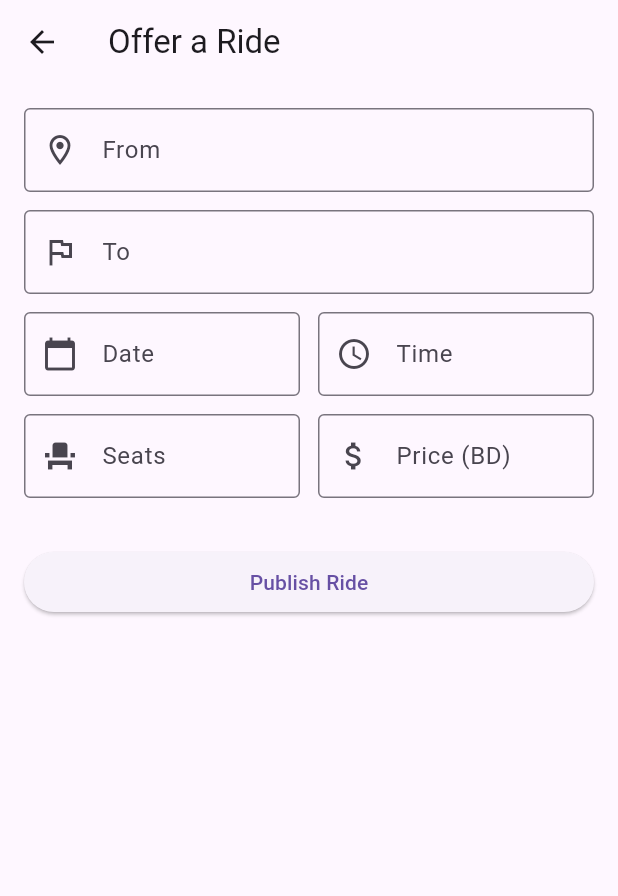
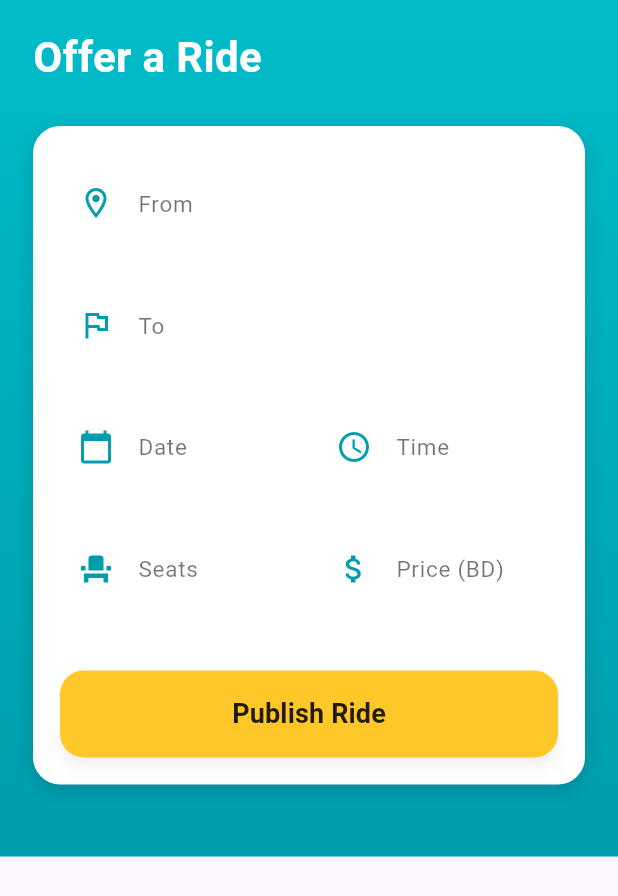
Before and after one commit to naim-eng/CMPE460-UniRide, a Flutter app: the HomeScreen screen opened by its route, after a tap on "Offer a Ride", on a phone screen of 412 x 824 dp. Shown: the top 896 px of the screen. Run offline on Flutter 3.47's test engine with Material 3 defaults, Android fonts, the phone set to English and light mode, and no system bars; our stand-ins replace cloud_firestore, firebase_auth, firebase_core, google_maps_flutter; accounts and stored records are empty.

Commit message:
Updated UniRide UI: redesigned Home screen and Offer Ride screen to match new gradient theme and card-based aesthetic

```diff
--- a/lib/screens/home_screen.dart
+++ b/lib/screens/home_screen.dart
@@ -20,38 +20,58 @@ class _HomeScreenState extends State<HomeScreen> {
     _mapController = controller;
   }
 
+  // SAME UNI RIDE COLORS USED IN FIND RIDE SCREEN
+  static const Color kUniRideTeal1 = Color(0xFF00BCC9);
+  static const Color kUniRideTeal2 = Color(0xFF009DAE);
+  static const Color kUniRideYellow = Color(0xFFFFC727);
+
   @override
   Widget build(BuildContext context) {
     return Scaffold(
-      backgroundColor: Colors.white,
-
-      appBar: AppBar(
-        title: const Text(
+      body: Container(
+        decoration: const BoxDecoration(
+          gradient: LinearGradient(
+            colors: [kUniRideTeal1, kUniRideTeal2],
+            begin: Alignment.topCenter,
+            end: Alignment.bottomCenter,
+          ),
+        ),
+        child: SafeArea(
+          child: SingleChildScrollView(
+            padding: const EdgeInsets.symmetric(horizontal: 20, vertical: 16),
+            child: Column(
+              crossAxisAlignment: CrossAxisAlignment.start,
+              children: [
+                // ---------------- HEADER TITLE ----------------
+                const Text(
                   "UniRide",
                   style: TextStyle(
                     color: Colors.white,
-            fontSize: 22,
+                    fontSize: 28,
                     fontWeight: FontWeight.bold,
                   ),
                 ),
-        centerTitle: true,
-        backgroundColor: Colors.teal,
+
+                const SizedBox(height: 24),
+
+                // ---------------- MAP CARD ----------------
+                Container(
+                  decoration: BoxDecoration(
+                    color: Colors.white,
+                    borderRadius: BorderRadius.circular(18),
+                    boxShadow: [
+                      BoxShadow(
+                        color: Colors.black.withOpacity(0.15),
+                        blurRadius: 10,
+                        offset: const Offset(0, 4),
                       ),
-
-      body: SingleChildScrollView(
-        child: Padding(
-          padding: const EdgeInsets.all(20),
-          child: Column(
-            crossAxisAlignment: CrossAxisAlignment.center,
-            children: [
-              const SizedBox(height: 10),
-
-              // Google Map
-              SizedBox(
-                height: 300,
+                    ],
+                  ),
+                  child: ClipRRect(
+                    borderRadius: BorderRadius.circular(18),
+                    child: SizedBox(
+                      height: 270,
                       width: double.infinity,
-                child: ClipRRect(
-                  borderRadius: BorderRadius.circular(12),
                       child: GoogleMap(
                         onMapCreated: _onMapCreated,
                         initialCameraPosition: CameraPosition(
@@ -63,20 +83,39 @@ class _HomeScreenState extends State<HomeScreen> {
                       ),
                     ),
                   ),
+                ),
 
-              const SizedBox(height: 30),
+                const SizedBox(height: 24),
 
-              const Text(
+                // ---------------- TITLE TEXT ----------------
+                const Padding(
+                  padding: EdgeInsets.only(left: 4),
+                  child: Text(
                     "Where do you want to go?",
                     style: TextStyle(
-                  fontSize: 20,
-                  fontWeight: FontWeight.w600,
+                      color: Colors.white,
+                      fontSize: 22,
+                      fontWeight: FontWeight.w700,
+                    ),
                   ),
                 ),
 
-              const SizedBox(height: 20),
+                const SizedBox(height: 6),
 
-              // Offer a Ride button
+                Padding(
+                  padding: const EdgeInsets.only(left: 4),
+                  child: Text(
+                    "Choose an option to get started",
+                    style: TextStyle(
+                      color: Colors.white.withOpacity(0.9),
+                      fontSize: 15,
+                    ),
+                  ),
+                ),
+
+                const SizedBox(height: 28),
+
+                // ---------------- OFFER RIDE BUTTON ----------------
                 SizedBox(
                   width: double.infinity,
                   child: ElevatedButton(
@@ -89,26 +128,28 @@ class _HomeScreenState extends State<HomeScreen> {
                       );
                     },
                     style: ElevatedButton.styleFrom(
-                    backgroundColor: Colors.orange,
-                    padding: const EdgeInsets.symmetric(vertical: 16),
+                      backgroundColor: kUniRideYellow,
+                      elevation: 4,
+                      padding: const EdgeInsets.symmetric(vertical: 15),
                       shape: RoundedRectangleBorder(
-                      borderRadius: BorderRadius.circular(30),
+                        borderRadius: BorderRadius.circular(16),
                       ),
+                      shadowColor: Colors.black26,
                     ),
                     child: const Text(
                       "Offer a Ride",
                       style: TextStyle(
                         fontSize: 18,
                         fontWeight: FontWeight.bold,
-                      color: Colors.white,
+                        color: Colors.black87,
                       ),
                     ),
                   ),
                 ),
 
-              const SizedBox(height: 12),
+                const SizedBox(height: 16),
 
-              // Find a Ride button
+                // ---------------- FIND RIDE BUTTON ----------------
                 SizedBox(
                   width: double.infinity,
                   child: OutlinedButton(
@@ -121,10 +162,10 @@ class _HomeScreenState extends State<HomeScreen> {
                       );
                     },
                     style: OutlinedButton.styleFrom(
-                    padding: const EdgeInsets.symmetric(vertical: 16),
-                    side: const BorderSide(color: Colors.teal, width: 2),
+                      padding: const EdgeInsets.symmetric(vertical: 15),
+                      side: const BorderSide(color: Colors.white, width: 2),
                       shape: RoundedRectangleBorder(
-                      borderRadius: BorderRadius.circular(30),
+                        borderRadius: BorderRadius.circular(16),
                       ),
                     ),
                     child: const Text(
@@ -132,12 +173,15 @@ class _HomeScreenState extends State<HomeScreen> {
                       style: TextStyle(
                         fontSize: 18,
                         fontWeight: FontWeight.bold,
-                      color: Colors.teal,
+                        color: Colors.white,
                       ),
                     ),
                   ),
                 ),
+
+                const SizedBox(height: 30),
               ],
+            ),
           ),
         ),
       ),
--- a/lib/screens/offer_ride_screen.dart
+++ b/lib/screens/offer_ride_screen.dart
@@ -28,14 +28,56 @@ class _OfferRideScreenState extends State<OfferRideScreen> {
     super.dispose();
   }
 
+  // -----------------------------------
+  // UniRide Colors (same as FindRide + Home)
+  // -----------------------------------
+  static const Color kUniRideTeal1 = Color(0xFF00BCC9);
+  static const Color kUniRideTeal2 = Color(0xFF009DAE);
+  static const Color kUniRideYellow = Color(0xFFFFC727);
+
   @override
   Widget build(BuildContext context) {
-    final theme = Theme.of(context);
+    return Scaffold(
+      body: Container(
+        decoration: const BoxDecoration(
+          gradient: LinearGradient(
+            colors: [kUniRideTeal1, kUniRideTeal2],
+            begin: Alignment.topCenter,
+            end: Alignment.bottomCenter,
+          ),
+        ),
+        child: SafeArea(
+          child: SingleChildScrollView(
+            padding: const EdgeInsets.symmetric(horizontal: 22, vertical: 18),
+            child: Column(
+              crossAxisAlignment: CrossAxisAlignment.start,
+              children: [
+                // ---------------- TITLE ----------------
+                const Text(
+                  "Offer a Ride",
+                  style: TextStyle(
+                    color: Colors.white,
+                    fontSize: 28,
+                    fontWeight: FontWeight.bold,
+                  ),
+                ),
 
-    return Scaffold(
-      appBar: AppBar(title: const Text("Offer a Ride")),
-      body: SingleChildScrollView(
-        padding: const EdgeInsets.all(16),
+                const SizedBox(height: 26),
+
+                // ---------------- FORM CARD ----------------
+                Container(
+                  padding: const EdgeInsets.all(18),
+                  decoration: BoxDecoration(
+                    color: Colors.white,
+                    borderRadius: BorderRadius.circular(18),
+                    boxShadow: [
+                      BoxShadow(
+                        color: Colors.black.withOpacity(0.15),
+                        blurRadius: 10,
+                        offset: const Offset(0, 4),
+                      ),
+                    ],
+                  ),
                   child: Form(
                     key: _formKey,
                     child: Column(
@@ -50,6 +92,7 @@ class _OfferRideScreenState extends State<OfferRideScreen> {
                           label: "To",
                           icon: Icons.flag_outlined,
                         ),
+
                         Row(
                           children: [
                             Expanded(
@@ -69,6 +112,7 @@ class _OfferRideScreenState extends State<OfferRideScreen> {
                             ),
                           ],
                         ),
+
                         Row(
                           children: [
                             Expanded(
@@ -90,28 +134,56 @@ class _OfferRideScreenState extends State<OfferRideScreen> {
                             ),
                           ],
                         ),
+
                         const SizedBox(height: 20),
 
+                        // ---------------- SUBMIT BUTTON ----------------
                         SizedBox(
                           width: double.infinity,
                           child: ElevatedButton(
                             onPressed: () {
                               if (_formKey.currentState!.validate()) {
                                 ScaffoldMessenger.of(context).showSnackBar(
-                        const SnackBar(content: Text("Ride created (UI only)")),
+                                  const SnackBar(
+                                    content: Text("Ride created (UI only)"),
+                                  ),
                                 );
                               }
                             },
-                  child: const Text("Publish Ride"),
+                            style: ElevatedButton.styleFrom(
+                              backgroundColor: kUniRideYellow,
+                              elevation: 4,
+                              padding: const EdgeInsets.symmetric(vertical: 16),
+                              shape: RoundedRectangleBorder(
+                                borderRadius: BorderRadius.circular(16),
+                              ),
+                              shadowColor: Colors.black26,
+                            ),
+                            child: const Text(
+                              "Publish Ride",
+                              style: TextStyle(
+                                color: Colors.black87,
+                                fontSize: 18,
+                                fontWeight: FontWeight.bold,
+                              ),
+                            ),
                           ),
                         ),
                       ],
                     ),
                   ),
                 ),
+
+                const SizedBox(height: 30),
+              ],
+            ),
+          ),
+        ),
+      ),
     );
   }
 
+  // ---------------- CUSTOM FIELD ----------------
   Widget _buildField({
     required TextEditingController controller,
     required String label,
@@ -119,7 +191,12 @@ class _OfferRideScreenState extends State<OfferRideScreen> {
     TextInputType keyboardType = TextInputType.text,
   }) {
     return Padding(
-      padding: const EdgeInsets.only(bottom: 12),
+      padding: const EdgeInsets.only(bottom: 14),
+      child: Container(
+        decoration: BoxDecoration(
+          color: Colors.white.withOpacity(0.98),
+          borderRadius: BorderRadius.circular(14),
+        ),
         child: TextFormField(
           controller: controller,
           keyboardType: keyboardType,
@@ -128,9 +205,12 @@ class _OfferRideScreenState extends State<OfferRideScreen> {
             return null;
           },
           decoration: InputDecoration(
+            contentPadding: const EdgeInsets.symmetric(vertical: 14),
+            prefixIcon: Icon(icon, color: kUniRideTeal2),
             labelText: label,
-          prefixIcon: Icon(icon),
-          border: const OutlineInputBorder(),
+            labelStyle: const TextStyle(color: Colors.black54, fontSize: 15),
+            border: InputBorder.none,
+          ),
         ),
       ),
     );
```
Lines whose indentation alone changed are shown as unchanged.
